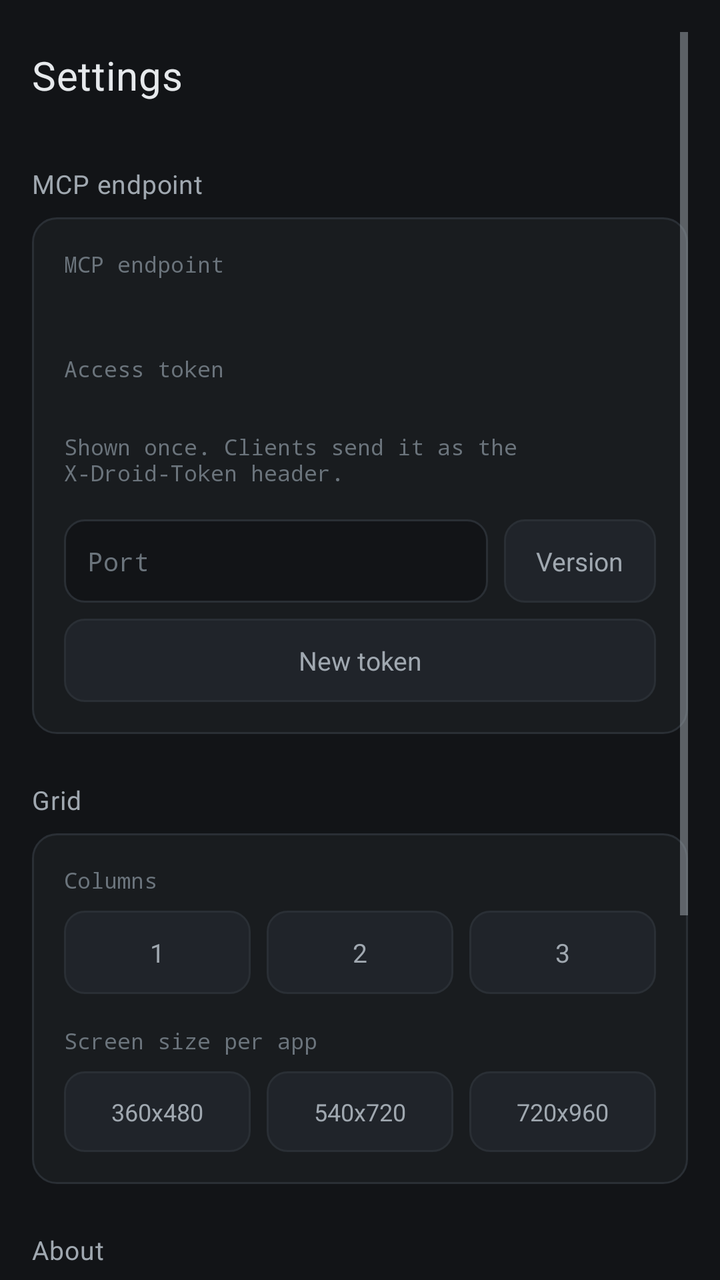
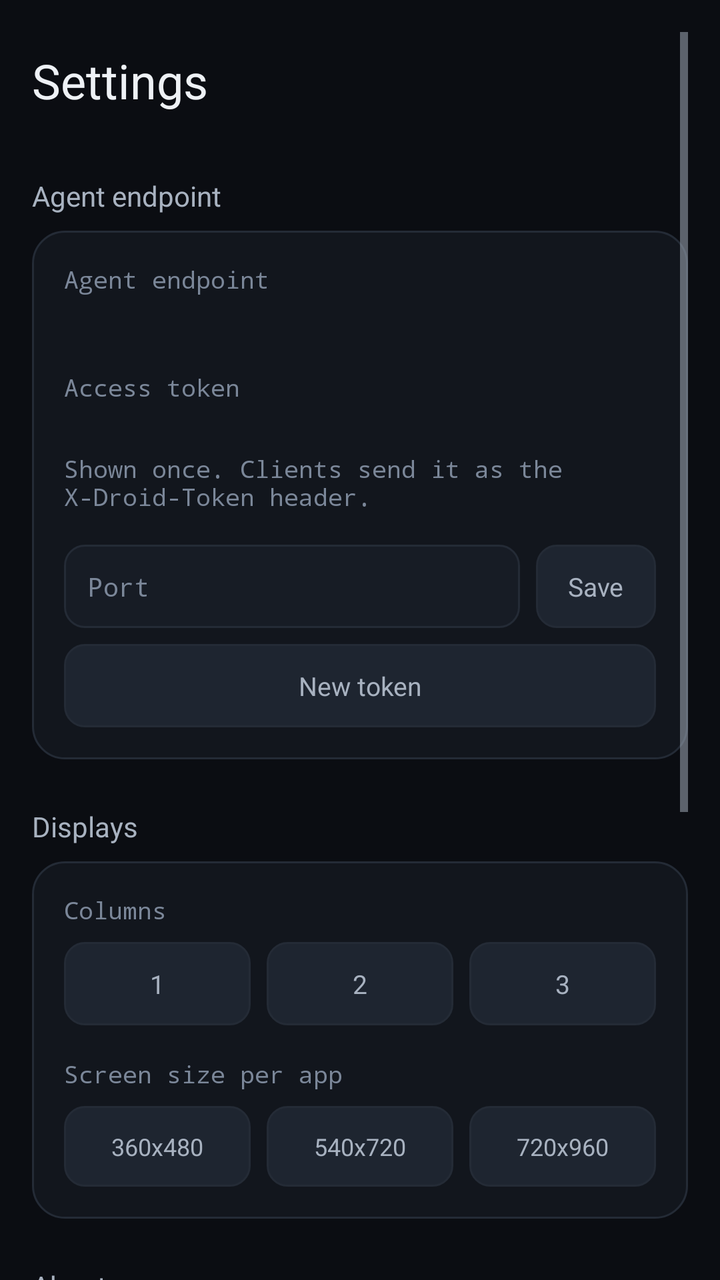

Two renders of the same Android screen: before a commit and after it. Below are the layout's source before the change and the commit's diff.
<!-- AndroidManifest.xml: application theme Theme.Droid -->
<!-- res/layout/settings.xml -->
<?xml version="1.0" encoding="utf-8"?>
<ScrollView xmlns:android="http://schemas.android.com/apk/res/android"
    android:layout_width="match_parent"
    android:layout_height="match_parent"
    android:background="@color/bg"
    android:clipToPadding="false"
    android:padding="16dp">

    <LinearLayout
        android:layout_width="match_parent"
        android:layout_height="wrap_content"
        android:orientation="vertical">

        <TextView
            android:id="@+id/settings_title"
            style="@style/TextAppearance.Droid.Title"
            android:layout_width="wrap_content"
            android:layout_height="wrap_content"
            android:paddingTop="8dp"
            android:paddingBottom="16dp"
            android:text="@string/settings_title" />

        
        <TextView
            style="@style/TextAppearance.Droid.Section"
            android:layout_width="wrap_content"
            android:layout_height="wrap_content"
            android:paddingTop="16dp"
            android:paddingBottom="8dp"
            android:text="@string/settings_mcp" />

        <LinearLayout
            android:layout_width="match_parent"
            android:layout_height="wrap_content"
            android:background="@drawable/bg_card"
            android:orientation="vertical"
            android:padding="16dp">

            <TextView
                style="@style/TextAppearance.Droid.Micro"
                android:layout_width="wrap_content"
                android:layout_height="wrap_content"
                android:text="@string/mcp_title" />

            <TextView
                android:id="@+id/mcp_endpoint"
                android:layout_width="match_parent"
                android:layout_height="wrap_content"
                android:layout_marginTop="4dp"
                android:fontFamily="monospace"
                android:textColor="@color/accent"
                android:textSize="13sp" />

            <TextView
                style="@style/TextAppearance.Droid.Micro"
                android:layout_width="wrap_content"
                android:layout_height="wrap_content"
                android:layout_marginTop="16dp"
                android:text="@string/settings_mcp_token" />

            <TextView
                android:id="@+id/mcp_token"
                android:layout_width="match_parent"
                android:layout_height="wrap_content"
                android:layout_marginTop="4dp"
                android:fontFamily="monospace"
                android:textColor="@color/text_secondary"
                android:textSize="12sp"
                android:textIsSelectable="true"
                android:typeface="monospace" />

            <TextView
                style="@style/TextAppearance.Droid.Micro"
                android:layout_width="match_parent"
                android:layout_height="wrap_content"
                android:layout_marginTop="4dp"
                android:text="@string/settings_mcp_regen_hint" />

            <LinearLayout
                android:layout_width="match_parent"
                android:layout_height="wrap_content"
                android:layout_marginTop="16dp"
                android:baselineAligned="false"
                android:orientation="horizontal">

                <TextView
                    android:id="@+id/mcp_port"
                    android:layout_width="0dp"
                    android:layout_height="wrap_content"
                    android:layout_weight="1"
                    android:background="@drawable/bg_field"
                    android:fontFamily="monospace"
                    android:hint="@string/settings_mcp_port"
                    android:inputType="number"
                    android:padding="12dp"
                    android:textColor="@color/text_primary"
                    android:textColorHint="@color/text_muted"
                    android:textSize="13sp"
                    android:maxLength="5" />

                <TextView
                    android:id="@+id/mcp_port_save"
                    android:layout_width="wrap_content"
                    android:layout_height="wrap_content"
                    android:layout_gravity="center_vertical"
                    android:layout_marginStart="8dp"
                    android:background="@drawable/bg_button"
                    android:paddingHorizontal="16dp"
                    android:paddingVertical="12dp"
                    android:text="@string/settings_version"
                    android:textColor="@color/text_secondary"
                    android:textSize="13sp" />
            </LinearLayout>

            <TextView
                android:id="@+id/mcp_regen"
                android:layout_width="match_parent"
                android:layout_height="wrap_content"
                android:layout_marginTop="8dp"
                android:background="@drawable/bg_button"
                android:gravity="center"
                android:padding="12dp"
                android:text="@string/settings_mcp_regen"
                android:textColor="@color/text_secondary"
                android:textSize="13sp" />
        </LinearLayout>

        
        <TextView
            style="@style/TextAppearance.Droid.Section"
            android:layout_width="wrap_content"
            android:layout_height="wrap_content"
            android:paddingTop="24dp"
            android:paddingBottom="8dp"
            android:text="@string/settings_grid" />

        <LinearLayout
            android:layout_width="match_parent"
            android:layout_height="wrap_content"
            android:background="@drawable/bg_card"
            android:orientation="vertical"
            android:padding="16dp">

            <TextView
                style="@style/TextAppearance.Droid.Micro"
                android:layout_width="wrap_content"
                android:layout_height="wrap_content"
                android:text="@string/settings_columns" />

            <LinearLayout
                android:id="@+id/columns"
                android:layout_width="match_parent"
                android:layout_height="wrap_content"
                android:layout_marginTop="8dp"
                android:orientation="horizontal">

                <TextView
                    android:layout_width="0dp"
                    android:layout_height="wrap_content"
                    android:layout_weight="1"
                    android:background="@drawable/bg_button"
                    android:gravity="center"
                    android:padding="12dp"
                    android:text="1"
                    android:tag="1"
                    android:textColor="@color/text_secondary"
                    android:textSize="13sp" />

                <TextView
                    android:layout_width="0dp"
                    android:layout_height="wrap_content"
                    android:layout_weight="1"
                    android:layout_marginStart="8dp"
                    android:background="@drawable/bg_button"
                    android:gravity="center"
                    android:padding="12dp"
                    android:text="2"
                    android:tag="2"
                    android:textColor="@color/text_secondary"
                    android:textSize="13sp" />

                <TextView
                    android:layout_width="0dp"
                    android:layout_height="wrap_content"
                    android:layout_weight="1"
                    android:layout_marginStart="8dp"
                    android:background="@drawable/bg_button"
                    android:gravity="center"
                    android:padding="12dp"
                    android:text="3"
                    android:tag="3"
                    android:textColor="@color/text_secondary"
                    android:textSize="13sp" />
            </LinearLayout>

            <TextView
                style="@style/TextAppearance.Droid.Micro"
                android:layout_width="wrap_content"
                android:layout_height="wrap_content"
                android:layout_marginTop="16dp"
                android:text="@string/settings_resolution" />

            <LinearLayout
                android:id="@+id/resolutions"
                android:layout_width="match_parent"
                android:layout_height="wrap_content"
                android:layout_marginTop="8dp"
                android:orientation="horizontal">

                <TextView
                    android:layout_width="0dp"
                    android:layout_height="wrap_content"
                    android:layout_weight="1"
                    android:background="@drawable/bg_button"
                    android:gravity="center"
                    android:padding="12dp"
                    android:tag="0"
                    android:text="360x480"
                    android:textColor="@color/text_secondary"
                    android:textSize="12sp" />

                <TextView
                    android:layout_width="0dp"
                    android:layout_height="wrap_content"
                    android:layout_weight="1"
                    android:layout_marginStart="8dp"
                    android:background="@drawable/bg_button"
                    android:gravity="center"
                    android:padding="12dp"
                    android:tag="1"
                    android:text="540x720"
                    android:textColor="@color/text_secondary"
                    android:textSize="12sp" />

                <TextView
                    android:layout_width="0dp"
                    android:layout_height="wrap_content"
                    android:layout_weight="1"
                    android:layout_marginStart="8dp"
                    android:background="@drawable/bg_button"
                    android:gravity="center"
                    android:padding="12dp"
                    android:tag="2"
                    android:text="720x960"
                    android:textColor="@color/text_secondary"
                    android:textSize="12sp" />
            </LinearLayout>
        </LinearLayout>

        
        <TextView
            style="@style/TextAppearance.Droid.Section"
            android:layout_width="wrap_content"
            android:layout_height="wrap_content"
            android:paddingTop="24dp"
            android:paddingBottom="8dp"
            android:text="@string/settings_about" />

        <LinearLayout
            android:layout_width="match_parent"
            android:layout_height="wrap_content"
            android:background="@drawable/bg_card"
            android:orientation="vertical"
            android:padding="16dp">

            <LinearLayout
                android:layout_width="match_parent"
                android:layout_height="wrap_content"
                android:gravity="center_vertical"
                android:orientation="horizontal">

                <LinearLayout
                    android:layout_width="0dp"
                    android:layout_height="wrap_content"
                    android:layout_weight="1"
                    android:orientation="vertical">

                    <TextView
                        style="@style/TextAppearance.Droid.Secondary"
                        android:layout_width="wrap_content"
                        android:layout_height="wrap_content"
                        android:text="@string/settings_wake" />

                    <TextView
                        style="@style/TextAppearance.Droid.Micro"
                        android:layout_width="match_parent"
                        android:layout_height="wrap_content"
                        android:layout_marginTop="4dp"
                        android:text="@string/settings_wake_hint" />
                </LinearLayout>

                <Switch
                    android:id="@+id/wake_switch"
                    android:layout_width="wrap_content"
                    android:layout_height="wrap_content" />
            </LinearLayout>

            <TextView
                android:id="@+id/relaunch"
                android:layout_width="match_parent"
                android:layout_height="wrap_content"
                android:layout_marginTop="16dp"
                android:background="@drawable/bg_button"
                android:gravity="center"
                android:padding="12dp"
                android:text="@string/action_restart"
                android:textColor="@color/text_secondary"
                android:textSize="13sp" />

            <TextView
                android:id="@+id/close_all"
                android:layout_width="match_parent"
                android:layout_height="wrap_content"
                android:layout_marginTop="8dp"
                android:background="@drawable/bg_button"
                android:gravity="center"
                android:padding="12dp"
                android:text="@string/action_close"
                android:textColor="@color/text_secondary"
                android:textSize="13sp" />

            <TextView
                style="@style/TextAppearance.Droid.Micro"
                android:layout_width="match_parent"
                android:layout_height="wrap_content"
                android:layout_marginTop="16dp"
                android:text="@string/settings_version" />

            <TextView
                android:id="@+id/version"
                android:layout_width="match_parent"
                android:layout_height="wrap_content"
                android:layout_marginTop="4dp"
                android:fontFamily="monospace"
                android:textColor="@color/text_muted"
                android:textSize="12sp" />
        </LinearLayout>
    </LinearLayout>
</ScrollView>
<!-- resources referenced by this layout -->
<resources>
  <color name="accent">#FFE0A458</color>
  <color name="bg">#FF121417</color>
  <color name="text_muted">#FF6B747C</color>
  <color name="text_primary">#FFE6E9EC</color>
  <color name="text_secondary">#FFA0A8B0</color>
  <!-- drawable bg_button (drawable) -->
  <?xml version="1.0" encoding="utf-8"?>
  <ripple xmlns:android="http://schemas.android.com/apk/res/android"
      android:color="@color/pressed">
      <item>
          <shape android:shape="rectangle">
              <solid android:color="@color/raised" />
              <stroke android:width="1dp" android:color="@color/hairline" />
              <corners android:radius="10dp" />
          </shape>
      </item>
  </ripple>
  <!-- drawable bg_card (drawable) -->
  <?xml version="1.0" encoding="utf-8"?>
  <shape xmlns:android="http://schemas.android.com/apk/res/android"
      android:shape="rectangle">
      <solid android:color="@color/surface" />
      <stroke android:width="1dp" android:color="@color/hairline" />
      <corners android:radius="12dp" />
  </shape>
  <!-- drawable bg_field (drawable) -->
  <?xml version="1.0" encoding="utf-8"?>
  <ripple xmlns:android="http://schemas.android.com/apk/res/android"
      android:color="@color/pressed">
      <item>
          <shape android:shape="rectangle">
              <solid android:color="@color/bg" />
              <stroke android:width="1dp" android:color="@color/hairline" />
              <corners android:radius="10dp" />
          </shape>
      </item>
  </ripple>
  <string name="action_close">Close</string>
  <string name="action_restart">Relaunch</string>
  <string name="mcp_title">MCP endpoint</string>
  <string name="settings_about">About</string>
  <string name="settings_columns">Columns</string>
  <string name="settings_grid">Grid</string>
  <string name="settings_mcp">MCP endpoint</string>
  <string name="settings_mcp_port">Port</string>
  <string name="settings_mcp_regen">New token</string>
  <string name="settings_mcp_regen_hint">Shown once. Clients send it as the X-Droid-Token header.</string>
  <string name="settings_mcp_token">Access token</string>
  <string name="settings_resolution">Screen size per app</string>
  <string name="settings_title">Settings</string>
  <string name="settings_version">Version</string>
  <string name="settings_wake">Keep the display awake</string>
  <string name="settings_wake_hint">HyperOS sleeps virtual displays with the phone screen.</string>
  <style name="TextAppearance.Droid.Micro" parent="">
          <item name="android:textSize">11sp</item>
          <item name="android:textColor">@color/text_muted</item>
          <item name="android:fontFamily">monospace</item>
      </style>
  <style name="TextAppearance.Droid.Secondary" parent="">
          <item name="android:textSize">13sp</item>
          <item name="android:textColor">@color/text_secondary</item>
      </style>
  <style name="TextAppearance.Droid.Section" parent="">
          <item name="android:textSize">13sp</item>
          <item name="android:textColor">@color/text_secondary</item>
          <item name="android:letterSpacing">0.02</item>
          <item name="android:textStyle">normal</item>
      </style>
  <style name="TextAppearance.Droid.Title" parent="">
          <item name="android:textSize">20sp</item>
          <item name="android:textColor">@color/text_primary</item>
          <item name="android:letterSpacing">0.01</item>
      </style>
  <color name="pressed">#FF262B31</color>
  <color name="raised">#FF20242A</color>
  <color name="hairline">#FF2A2F35</color>
  <color name="surface">#FF191C1F</color>
  <!-- unchanged entries left out for length: 1 -->
</resources>

<!-- the commit's change to res/layout/settings.xml (unified diff, before → after) -->
@@ -334,6 +334,26 @@
                 android:fontFamily="monospace"
                 android:textColor="@color/text_muted"
                 android:textSize="12sp" />
+
+            <TextView
+                style="@style/TextAppearance.Droid.Micro"
+                android:layout_width="wrap_content"
+                android:layout_height="wrap_content"
+                android:layout_marginTop="@dimen/space_6"
+                android:text="@string/settings_about" />
+
+            <TextView
+                android:id="@+id/open_diagnostics"
+                android:layout_width="match_parent"
+                android:layout_height="@dimen/control_h"
+                android:layout_marginTop="@dimen/space_2"
+                android:background="@drawable/bg_button"
+                android:gravity="center_vertical"
+                android:paddingStart="@dimen/space_4"
+                android:paddingEnd="@dimen/space_4"
+                android:text="@string/settings_diagnostics"
+                android:textColor="@color/text_secondary"
+                android:textSize="@dimen/text_secondary" />
         </LinearLayout>
     </LinearLayout>
 </ScrollView>
<!-- resource entries referenced after the edit -->
@@ -1,10 +1,15 @@
 <!-- resources referenced by this layout -->
 <resources>
   <color name="accent">#FFE0A458</color>
-  <color name="bg">#FF121417</color>
-  <color name="text_muted">#FF6B747C</color>
-  <color name="text_primary">#FFE6E9EC</color>
-  <color name="text_secondary">#FFA0A8B0</color>
+  <color name="bg">#FF0B0D12</color>
+  <color name="text_muted">#FF7B8799</color>
+  <color name="text_primary">#FFEEF1F5</color>
+  <color name="text_secondary">#FFA8B2C0</color>
+  <dimen name="control_h">44dp</dimen>
+  <dimen name="space_2">8dp</dimen>
+  <dimen name="space_4">16dp</dimen>
+  <dimen name="space_6">24dp</dimen>
+  <dimen name="text_secondary">14sp</dimen>
   <!-- drawable bg_button (drawable) -->
   <?xml version="1.0" encoding="utf-8"?>
   <ripple xmlns:android="http://schemas.android.com/apk/res/android"
@@ -23,7 +28,7 @@
       android:shape="rectangle">
       <solid android:color="@color/surface" />
       <stroke android:width="1dp" android:color="@color/hairline" />
-      <corners android:radius="12dp" />
+      <corners android:radius="16dp" />
   </shape>
   <!-- drawable bg_field (drawable) -->
   <?xml version="1.0" encoding="utf-8"?>
@@ -31,7 +36,7 @@
       android:color="@color/pressed">
       <item>
           <shape android:shape="rectangle">
-              <solid android:color="@color/bg" />
+              <solid android:color="@color/surface_2" />
               <stroke android:width="1dp" android:color="@color/hairline" />
               <corners android:radius="10dp" />
           </shape>
@@ -39,44 +44,44 @@
   </ripple>
   <string name="action_close">Close</string>
   <string name="action_restart">Relaunch</string>
-  <string name="mcp_title">MCP endpoint</string>
+  <string name="mcp_title">Agent endpoint</string>
   <string name="settings_about">About</string>
   <string name="settings_columns">Columns</string>
-  <string name="settings_grid">Grid</string>
-  <string name="settings_mcp">MCP endpoint</string>
+  <string name="settings_diagnostics">Diagnostics</string>
+  <string name="settings_grid">Displays</string>
+  <string name="settings_mcp">Agent endpoint</string>
   <string name="settings_mcp_port">Port</string>
   <string name="settings_mcp_regen">New token</string>
   <string name="settings_mcp_regen_hint">Shown once. Clients send it as the X-Droid-Token header.</string>
   <string name="settings_mcp_token">Access token</string>
   <string name="settings_resolution">Screen size per app</string>
   <string name="settings_title">Settings</string>
-  <string name="settings_version">Version</string>
+  <string name="settings_version">Save</string>
   <string name="settings_wake">Keep the display awake</string>
-  <string name="settings_wake_hint">HyperOS sleeps virtual displays with the phone screen.</string>
+  <string name="settings_wake_hint">Some phones sleep virtual displays with the screen.</string>
   <style name="TextAppearance.Droid.Micro" parent="">
-          <item name="android:textSize">11sp</item>
+          <item name="android:textSize">12sp</item>
           <item name="android:textColor">@color/text_muted</item>
           <item name="android:fontFamily">monospace</item>
       </style>
   <style name="TextAppearance.Droid.Secondary" parent="">
-          <item name="android:textSize">13sp</item>
+          <item name="android:textSize">14sp</item>
           <item name="android:textColor">@color/text_secondary</item>
       </style>
   <style name="TextAppearance.Droid.Section" parent="">
-          <item name="android:textSize">13sp</item>
+          <item name="android:textSize">14sp</item>
           <item name="android:textColor">@color/text_secondary</item>
-          <item name="android:letterSpacing">0.02</item>
-          <item name="android:textStyle">normal</item>
       </style>
   <style name="TextAppearance.Droid.Title" parent="">
-          <item name="android:textSize">20sp</item>
+          <item name="android:textSize">24sp</item>
           <item name="android:textColor">@color/text_primary</item>
-          <item name="android:letterSpacing">0.01</item>
+          <item name="android:typeface">normal</item>
       </style>
-  <color name="pressed">#FF262B31</color>
-  <color name="raised">#FF20242A</color>
-  <color name="hairline">#FF2A2F35</color>
-  <color name="surface">#FF191C1F</color>
+  <color name="pressed">#FF252D39</color>
+  <color name="raised">#FF1E2530</color>
+  <color name="hairline">#FF242B36</color>
+  <color name="surface">#FF12161D</color>
+  <color name="surface_2">#FF171C25</color>
   <!-- unchanged entries left out for length: 1 -->
 </resources>
 
